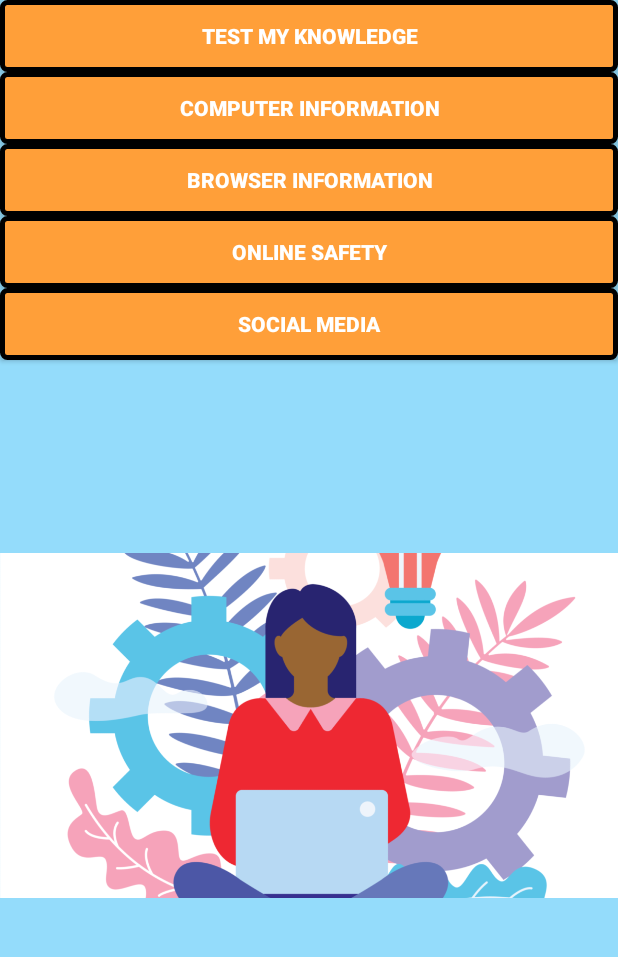
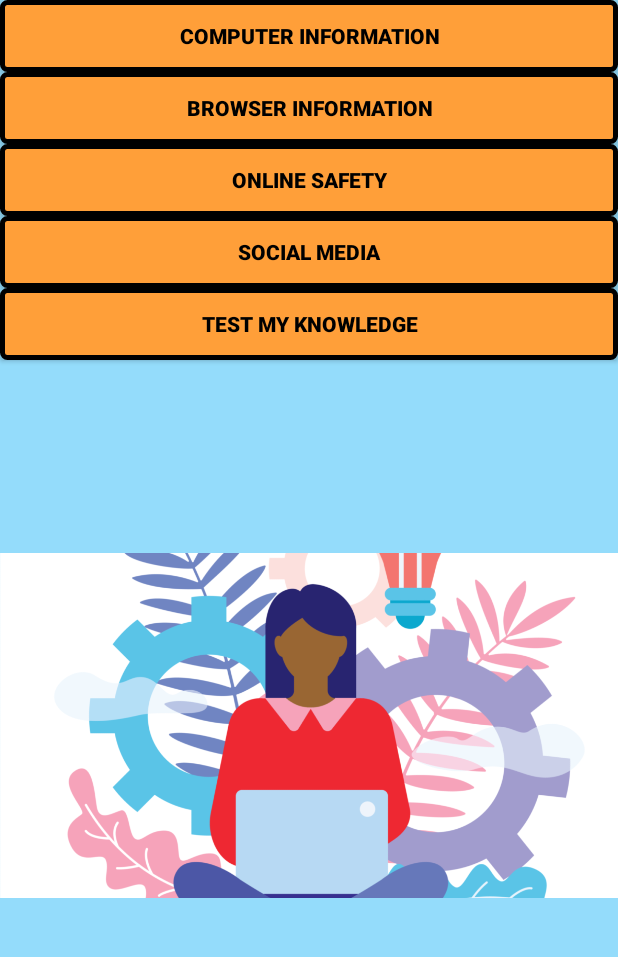
Before and after one commit to megforster/BASICOnlineAndroid, an Android app: the screen it shows after launch (HomeScreen), after a tap on "ENTER", on a phone screen of 412 x 824 dp, the part 145-1102 px from its top. Run offline under Robolectric (Android 15) with nearby library versions, the phone set to English and light mode, and no system bars.

Commit message:
Fixed margins, button color, and images

```diff
--- a/app/src/main/res/layout/fragment_home_buttons.xml
+++ b/app/src/main/res/layout/fragment_home_buttons.xml
@@ -7,14 +7,6 @@
     android:background="#94dcfb"
     android:orientation="vertical">
 
-    <Button
-        android:id="@+id/quizScreen"
-        android:layout_width="match_parent"
-        android:layout_height="wrap_content"
-        android:background="@drawable/my_button_bg"
-        android:text="Test My Knowledge"
-        android:textColor="#FFFFFF"
-        android:textStyle="bold" />
 
     <Button
         android:id="@+id/compParts"
@@ -22,7 +14,7 @@
         android:layout_height="wrap_content"
         android:background="@drawable/my_button_bg"
         android:text="Computer Information"
-        android:textColor="#FFFFFF"
+        android:textColor="#000000"
         android:textStyle="bold" />
 
     <Button
@@ -31,7 +23,7 @@
         android:layout_height="wrap_content"
         android:background="@drawable/my_button_bg"
         android:text="Browser Information"
-        android:textColor="#FFFFFF"
+        android:textColor="#000000"
         android:textStyle="bold" />
 
     <Button
@@ -40,7 +32,7 @@
         android:layout_height="wrap_content"
         android:background="@drawable/my_button_bg"
         android:text="Online Safety"
-        android:textColor="#FFFFFF"
+        android:textColor="#000000"
         android:textStyle="bold" />
 
     <Button
@@ -49,7 +41,16 @@
         android:layout_height="wrap_content"
         android:background="@drawable/my_button_bg"
         android:text="Social Media"
-        android:textColor="#FFFFFF"
+        android:textColor="#000000"
+        android:textStyle="bold" />
+
+    <Button
+        android:id="@+id/quizScreen"
+        android:layout_width="match_parent"
+        android:layout_height="wrap_content"
+        android:background="@drawable/my_button_bg"
+        android:text="Test My Knowledge"
+        android:textColor="#000000"
         android:textStyle="bold" />
 
     <ImageView
@@ -60,4 +61,5 @@
         android:src="@drawable/home_screen"
         android:contentDescription="TODO" />
 
+
 </LinearLayout>
--- a/app/src/main/res/layout/fragment_learn_about_computer_parts.xml
+++ b/app/src/main/res/layout/fragment_learn_about_computer_parts.xml
@@ -13,7 +13,7 @@
         android:layout_height="wrap_content"
         android:background="@drawable/my_button_bg"
         android:text="Learn About Computers"
-        android:textColor="#FFFFFF"
+        android:textColor="#000000"
         android:textStyle="bold" />
 
     <Button
@@ -22,7 +22,7 @@
         android:layout_height="wrap_content"
         android:background="@drawable/my_button_bg"
         android:text="Learn About The Differences Between Desktops and Laptops"
-        android:textColor="#FFFFFF"
+        android:textColor="#000000"
         android:textStyle="bold" />
 
     <Button
@@ -31,7 +31,7 @@
         android:layout_height="wrap_content"
         android:background="@drawable/my_button_bg"
         android:text="Learn About Computer Applications"
-        android:textColor="#FFFFFF"
+        android:textColor="#000000"
         android:textStyle="bold" />
 
     <ImageView
--- a/app/src/main/res/layout/fragment_learn_about_internet_browser.xml
+++ b/app/src/main/res/layout/fragment_learn_about_internet_browser.xml
@@ -13,7 +13,7 @@
         android:layout_height="wrap_content"
         android:background="@drawable/my_button_bg"
         android:text="Parts of a Browser"
-        android:textColor="#FFFFFF"
+        android:textColor="#000000"
         android:textStyle="bold" />
 
     <Button
@@ -22,7 +22,7 @@
         android:layout_height="wrap_content"
         android:background="@drawable/my_button_bg"
         android:text="Search Engines"
-        android:textColor="#FFFFFF"
+        android:textColor="#000000"
         android:textStyle="bold" />
 
     <Button
@@ -31,7 +31,7 @@
         android:layout_height="wrap_content"
         android:background="@drawable/my_button_bg"
         android:text="Different Browser Types"
-        android:textColor="#FFFFFF"
+        android:textColor="#000000"
         android:textStyle="bold" />
 
     <ImageView
```
Also changed, not shown: app/src/main/res/layout/fragment_computer_parts_information.xml (+5 -2 lines), app/src/main/res/layout/fragment_internet_browser_information.xml (+5 -2 lines), app/src/main/res/layout/fragment_learn_about_online_safety.xml (+4 -4 lines), app/src/main/res/layout/fragment_learn_about_social_media.xml (+4 -4 lines), app/src/main/res/layout/fragment_online_safety_information.xml (+5 -2 lines), app/src/main/res/layout/fragment_quiz_feature.xml (+11 -7 lines), app/src/main/res/layout/fragment_social_media_information.xml (+5 -2 lines).
